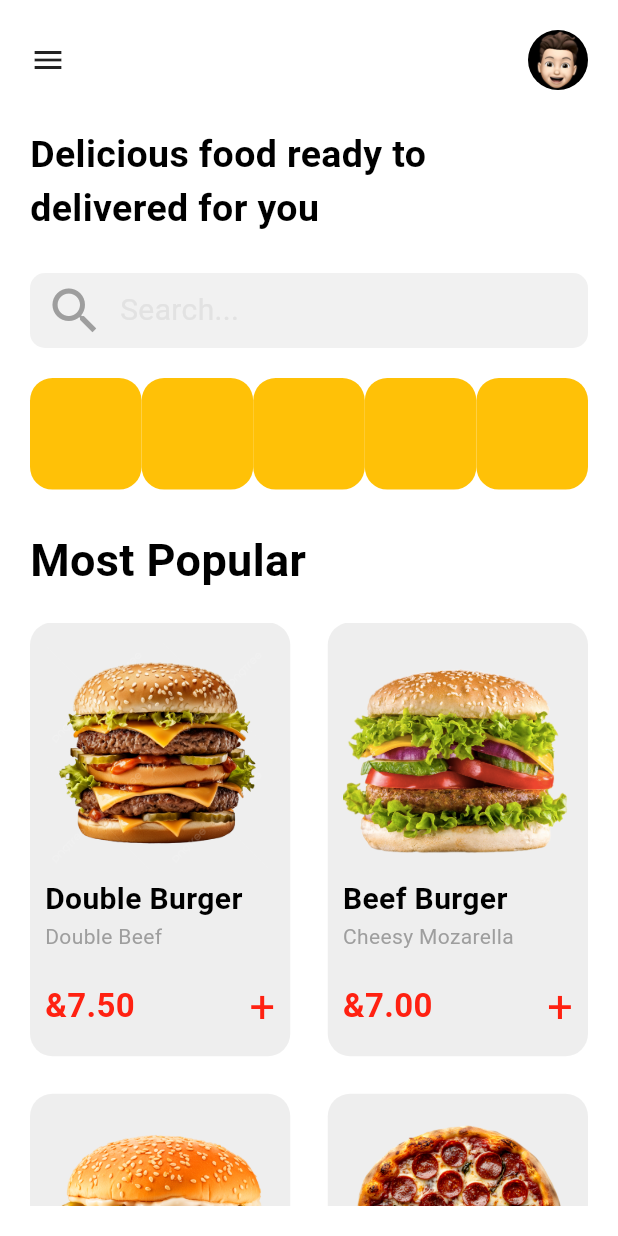
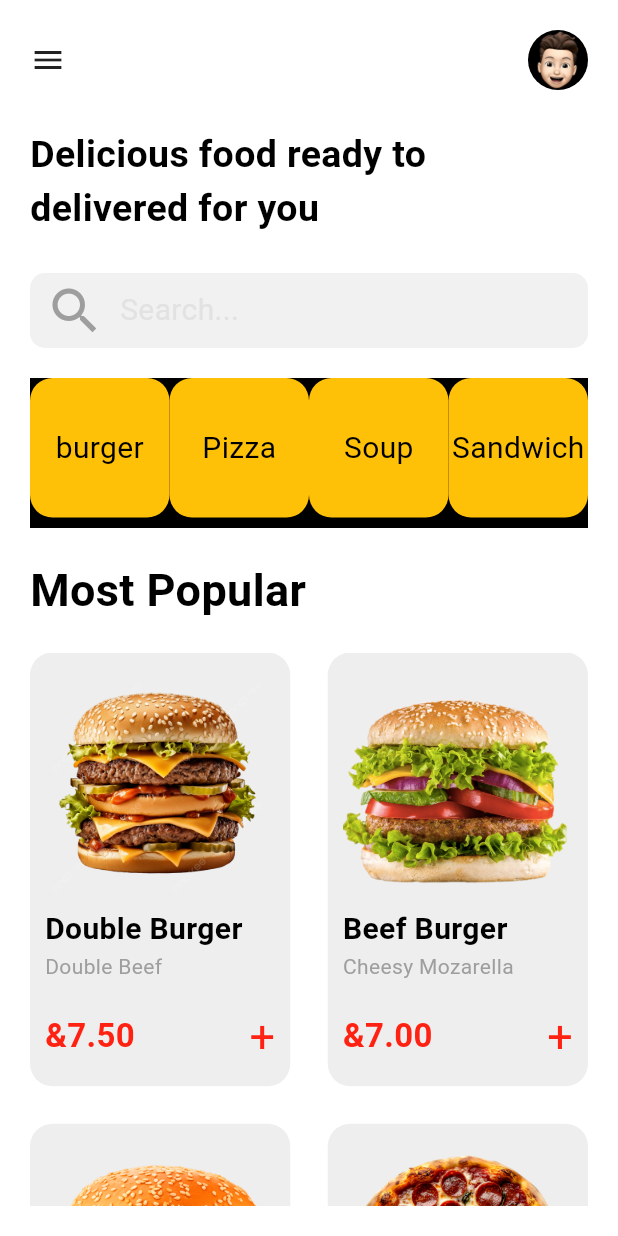
Before and after one commit to Darwynkjoy/burger_design, a Flutter app: the screen it shows after launch, on a phone screen of 412 x 824 dp. Run offline on Flutter 3.47's test engine with Material 3 defaults, Android fonts, the phone set to English and light mode, and no system bars.

Commit message:
daily push

```diff
--- a/lib/homepage.dart
+++ b/lib/homepage.dart
@@ -10,25 +10,29 @@ class Homepage extends StatelessWidget{
         "image":"assets/images/double burger1.png",
         "name":"Double Burger",
         "ingredients":"Double Beef",
-        "price":"&7.50"
+        "price":"&7.50",
+        "box":"burger"
       },
       {
         "image":"assets/images/burger.png",
         "name":"Beef Burger",
         "ingredients":"Cheesy Mozarella",
-        "price":"&7.00"
+        "price":"&7.00",
+        "box":"Pizza"
       },
       {
         "image":"assets/images/chicken burger.png",
         "name":"Chicken Burger",
         "ingredients":"American Cheese",
-        "price":"&6.50"
+        "price":"&6.50",
+        "box":"Soup"
       },
       {
         "image":"assets/images/pepperoni pizza.png",
         "name":"Margarita Pizza",
         "ingredients":"Mozarella Chesse",
-        "price":"&8.20"
+        "price":"&8.20",
+        "box":"Sandwich"
       },
     ];
     return Scaffold(
@@ -79,17 +83,20 @@ class Homepage extends StatelessWidget{
 
             Container(
               height: 100,
-              width: 400,
-              child: GridView.builder(gridDelegate: SliverGridDelegateWithFixedCrossAxisCount(crossAxisCount: 5),
-              itemCount: 5,
+              width: 450,
+              color: Colors.black,
+              child: GridView.builder(gridDelegate: SliverGridDelegateWithFixedCrossAxisCount(crossAxisCount: 4),
+              itemCount: 4,
               itemBuilder: (context,index){
                 return Container(
-                  height: 20,
-                  width: 100,
+                  height: 10,
+                  width: 10,
                   decoration: BoxDecoration(borderRadius: BorderRadius.circular(15),color: Colors.amber),
+                  child: Center(child: Text(imageList[index]["box"],style: TextStyle(fontSize: 20,color: Colors.black),)),
                 );
               }),
             ),
+            SizedBox(height: 20,),
 
             Text("Most Popular",style: TextStyle(fontSize: 30,color: Colors.black,fontWeight: FontWeight.bold),),
 
```
